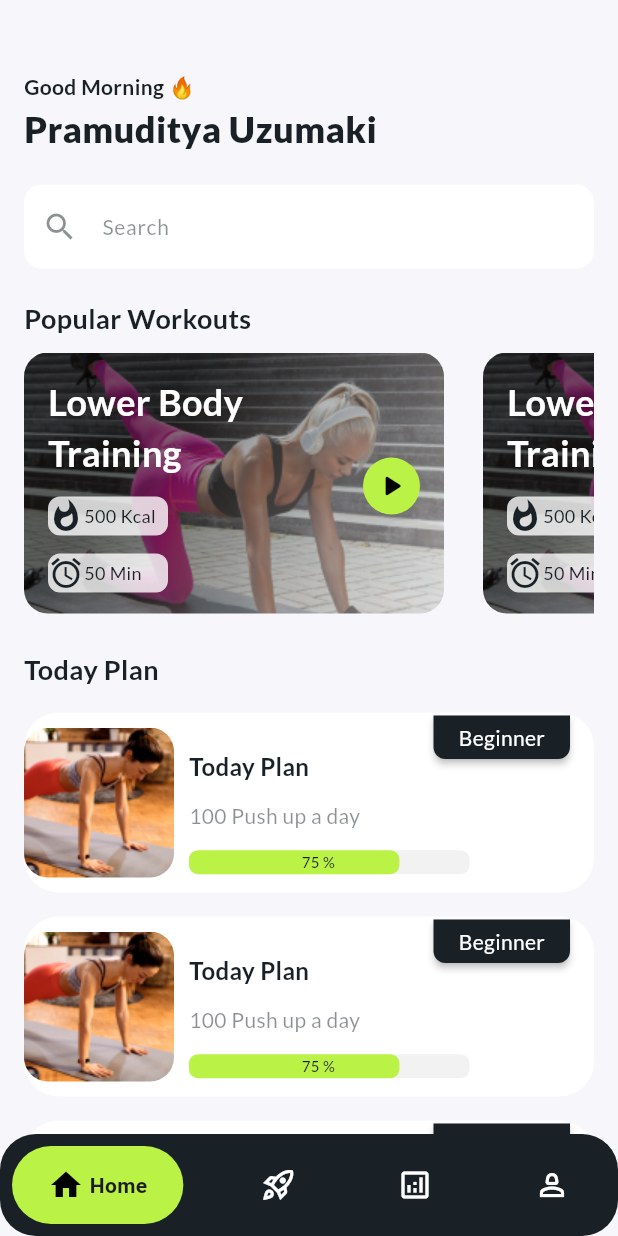
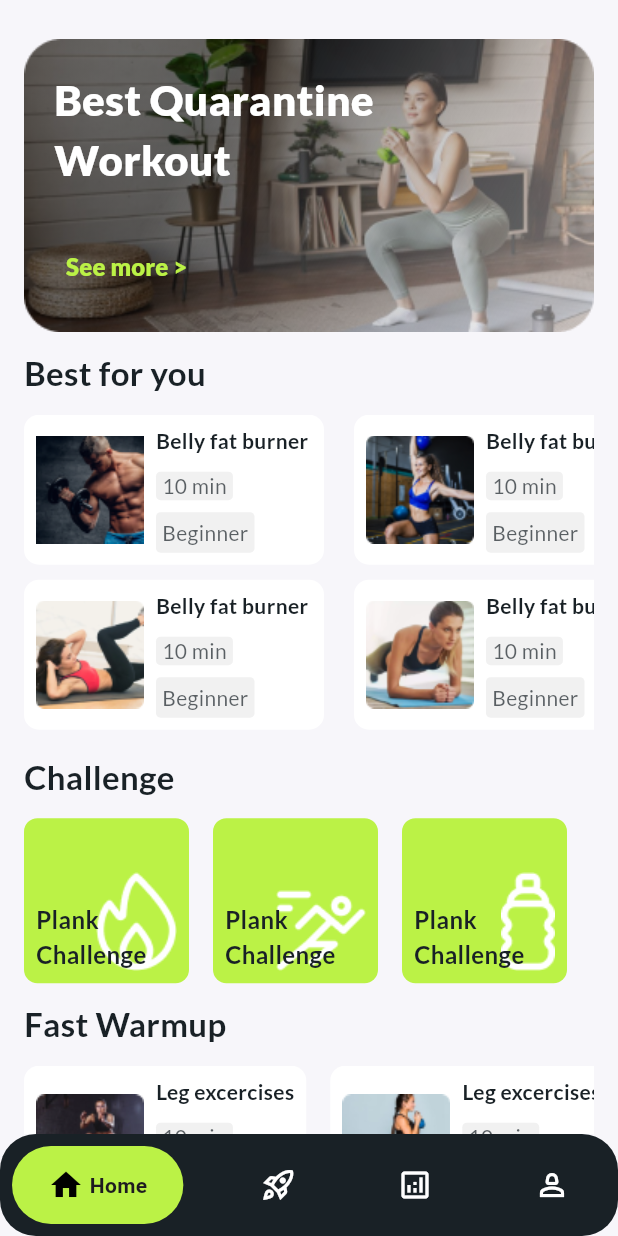
Before and after one commit to adityaandhale30/fitness_app, a Flutter app: the screen it shows after launch, on a phone screen of 412 x 824 dp. Run offline on Flutter 3.47's test engine with Material 3 defaults, Android fonts, the phone set to English and light mode, and no system bars; drawn by our look-alikes of badges, carousel_slider, google_nav_bar, percent_indicator; our stand-ins replace get, google_fonts.

Commit message:
Explore page completed

```diff
--- /dev/null
+++ b/lib/View/Explore/explore_screen.dart
@@ -0,0 +1,394 @@
+import 'package:carousel_slider/carousel_slider.dart';
+import 'package:flutter/material.dart';
+import 'package:google_fonts/google_fonts.dart';
+import 'package:google_nav_bar/google_nav_bar.dart';
+
+class ExploreScreen extends StatelessWidget {
+  const ExploreScreen({super.key});
+
+  @override
+  Widget build(BuildContext context) {
+    return Scaffold(
+      backgroundColor: const Color.fromRGBO(247, 246, 250, 1),
+      body: SingleChildScrollView(
+        child: Padding(
+          padding: const EdgeInsets.only(top: 26, left: 16, right: 16),
+          child: Column(
+            crossAxisAlignment: CrossAxisAlignment.start,
+            children: [
+              Container(),
+              CarouselSlider(
+                options: CarouselOptions(
+                  aspectRatio: 35 / 18,
+                  viewportFraction: 1,
+                  enlargeCenterPage: true,
+                ),
+                items: [1, 2].map((i) {
+                  return Container(
+                    decoration: BoxDecoration(
+                        color: Colors.transparent,
+                        borderRadius: BorderRadius.circular(24)),
+                    child: Stack(
+                      children: [
+                        SizedBox(
+                          height: 200,
+                          child: ShaderMask(
+                            //   blendMode: BlendMode.dst,
+                            shaderCallback: (bounds) {
+                              return const LinearGradient(
+                                stops: [0.3, 1],
+                                colors: [
+                                  Color.fromRGBO(115, 115, 115, 1),
+                                  Color.fromRGBO(255, 255, 255, 0.514),
+                                ],
+                                begin: Alignment.topLeft,
+                                end: Alignment.bottomRight,
+                              ).createShader(bounds);
+                            },
+                            child: Image.asset(
+                              "assets/images/explore_car1.png",
+                              fit: BoxFit.contain,
+                            ),
+                          ),
+                        ),
+                        Padding(
+                          padding: const EdgeInsets.all(20.0),
+                          child: Text(
+                            "Best Quarantine\nWorkout",
+                            style: GoogleFonts.lato(
+                              fontSize: 28,
+                              fontWeight: FontWeight.w800,
+                              color: Colors.white,
+                            ),
+                          ),
+                        ),
+                        Positioned(
+                          left: 16,
+                          bottom: 20,
+                          child: TextButton(
+                            onPressed: () {},
+                            child: Text(
+                              "See more > ",
+                              style: GoogleFonts.lato(
+                                  fontSize: 16,
+                                  fontWeight: FontWeight.w900,
+                                  color: const Color.fromRGBO(187, 242, 70, 1)),
+                            ),
+                          ),
+                        ),
+                      ],
+                    ),
+                  );
+                }).toList(),
+              ),
+              const SizedBox(
+                height: 12,
+              ),
+              Text(
+                "Best for you",
+                style: GoogleFonts.lato(
+                  fontSize: 22,
+                  fontWeight: FontWeight.w700,
+                  color: const Color.fromRGBO(25, 33, 38, 1),
+                ),
+              ),
+              const SizedBox(
+                height: 12,
+              ),
+              SizedBox(
+                height: 210,
+                width: double.maxFinite,
+                child: GridView.builder(
+                    itemCount: 5,
+                    scrollDirection: Axis.horizontal,
+                    gridDelegate:
+                        const SliverGridDelegateWithFixedCrossAxisCount(
+                            childAspectRatio: 0.5,
+                            crossAxisCount: 2,
+                            mainAxisSpacing: 20,
+                            crossAxisSpacing: 10),
+                    itemBuilder: (context, idx) {
+                      return Container(
+                        padding: const EdgeInsets.all(8),
+                        decoration: BoxDecoration(
+                          color: Colors.white,
+                          borderRadius: BorderRadius.circular(10),
+                        ),
+                        child: Row(
+                          children: [
+                            Container(
+                                height: 72,
+                                width: 72,
+                                decoration: BoxDecoration(
+                                  borderRadius: BorderRadius.circular(4),
+                                ),
+                                margin: const EdgeInsets.only(right: 8),
+                                child: Image.asset(
+                                  "assets/images/explore_grid$idx.png",
+                                  fit: BoxFit.fill,
+                                )),
+                            Column(
+                              crossAxisAlignment: CrossAxisAlignment.start,
+                              children: [
+                                Text(
+                                  "Belly fat burner",
+                                  style: GoogleFonts.lato(
+                                    fontSize: 14,
+                                    fontWeight: FontWeight.w700,
+                                    color: const Color.fromRGBO(25, 33, 38, 1),
+                                  ),
+                                ),
+                                const SizedBox(
+                                  height: 10,
+                                ),
+                                Flexible(
+                                  child: Container(
+                                    margin: const EdgeInsets.only(bottom: 8),
+                                    padding: const EdgeInsets.only(
+                                        left: 4, right: 4),
+                                    decoration: BoxDecoration(
+                                        borderRadius: BorderRadius.circular(3),
+                                        color: const Color.fromRGBO(
+                                            241, 241, 241, 1)),
+                                    child: Text(
+                                      "10 min",
+                                      style: GoogleFonts.lato(
+                                        fontSize: 14,
+                                        color: const Color.fromRGBO(
+                                            25, 33, 38, 0.7),
+                                      ),
+                                    ),
+                                  ),
+                                ),
+                                Flexible(
+                                    child: Container(
+                                  padding: const EdgeInsets.all(4),
+                                  decoration: BoxDecoration(
+                                      borderRadius: BorderRadius.circular(3),
+                                      color: const Color.fromRGBO(
+                                          241, 241, 241, 1)),
+                                  child: Text(
+                                    "Beginner",
+                                    style: GoogleFonts.lato(
+                                      fontSize: 14,
+                                      color:
+                                          const Color.fromRGBO(25, 33, 38, 0.7),
+                                    ),
+                                  ),
+                                )),
+                              ],
+                            ),
+                          ],
+                        ),
+                      );
+                    }),
+              ),
+              const SizedBox(
+                height: 16,
+              ),
+              Text(
+                "Challenge",
+                style: GoogleFonts.lato(
+                  fontSize: 22,
+                  fontWeight: FontWeight.w700,
+                  color: const Color.fromRGBO(25, 33, 38, 1),
+                ),
+              ),
+              const SizedBox(
+                height: 12,
+              ),
+              SizedBox(
+                height: 110,
+                child: ListView.builder(
+                    scrollDirection: Axis.horizontal,
+                    itemCount: 3,
+                    itemBuilder: (context, idx) {
+                      return Container(
+                        padding: const EdgeInsets.all(8),
+                        height: 110,
+                        width: 110,
+                        margin: const EdgeInsets.only(right: 16),
+                        decoration: BoxDecoration(
+                          borderRadius: BorderRadius.circular(9),
+                          color: const Color.fromRGBO(187, 242, 70, 1),
+                        ),
+                        child: Stack(
+                          alignment: Alignment.bottomRight,
+                          children: [
+                            Image.asset(
+                              "assets/images/explore_ch$idx.png",
+                              color: Colors.white,
+                            ),
+                            Positioned(
+                              left: 0,
+                              bottom: 0,
+                              child: Text(
+                                "Plank\nChallenge",
+                                style: GoogleFonts.lato(
+                                  fontSize: 16,
+                                  fontWeight: FontWeight.w600,
+                                  color: const Color.fromRGBO(25, 33, 38, 1),
+                                ),
+                              ),
+                            )
+                          ],
+                        ),
+                      );
+                    }),
+              ),
+              const SizedBox(
+                height: 12,
+              ),
+              Text(
+                "Fast Warmup",
+                style: GoogleFonts.lato(
+                  fontSize: 22,
+                  fontWeight: FontWeight.w700,
+                  color: const Color.fromRGBO(25, 33, 38, 1),
+                ),
+              ),
+              const SizedBox(
+                height: 12,
+              ),
+              SizedBox(
+                height: 110,
+                child: ListView.builder(
+                    scrollDirection: Axis.horizontal,
+                    itemCount: 2,
+                    itemBuilder: (context, idx) {
+                      return Container(
+                        padding: const EdgeInsets.all(8),
+                        margin: const EdgeInsets.only(right: 16),
+                        decoration: BoxDecoration(
+                          color: Colors.white,
+                          borderRadius: BorderRadius.circular(10),
+                        ),
+                        child: Row(
+                          children: [
+                            Container(
+                                height: 72,
+                                width: 72,
+                                decoration: BoxDecoration(
+                                  borderRadius: BorderRadius.circular(4),
+                                ),
+                                margin: const EdgeInsets.only(right: 8),
+                                child: Image.asset(
+                                  "assets/images/explore_wp$idx.png",
+                                  fit: BoxFit.cover,
+                                )),
+                            Column(
+                              crossAxisAlignment: CrossAxisAlignment.start,
+                              children: [
+                                Text(
+                                  "Leg excercises",
+                                  style: GoogleFonts.lato(
+                                    fontSize: 14,
+                                    fontWeight: FontWeight.w700,
+                                    color: const Color.fromRGBO(25, 33, 38, 1),
+                                  ),
+                                ),
+                                const SizedBox(
+                                  height: 10,
+                                ),
+                                Flexible(
+                                  child: Container(
+                                    margin: const EdgeInsets.only(bottom: 8),
+                                    padding: const EdgeInsets.only(
+                                        left: 4, right: 4),
+                                    decoration: BoxDecoration(
+                                        borderRadius: BorderRadius.circular(3),
+                                        color: const Color.fromRGBO(
+                                            241, 241, 241, 1)),
+                                    child: Text(
+                                      "10 min",
+                                      style: GoogleFonts.lato(
+                                        fontSize: 14,
+                                        color: const Color.fromRGBO(
+                                            25, 33, 38, 0.7),
+                                      ),
+                                    ),
+                                  ),
+                                ),
+                                Flexible(
+                                    child: Container(
+                                  padding: const EdgeInsets.all(4),
+                                  decoration: BoxDecoration(
+                                      borderRadius: BorderRadius.circular(3),
+                                      color: const Color.fromRGBO(
+                                          241, 241, 241, 1)),
+                                  child: Text(
+                                    "Beginner",
+                                    style: GoogleFonts.lato(
+                                      fontSize: 14,
+                                      color:
+                                          const Color.fromRGBO(25, 33, 38, 0.7),
+                                    ),
+                                  ),
+                                )),
+                              ],
+                            ),
+                          ],
+                        ),
+                      );
+                    }),
+              ),
+            ],
+          ),
+        ),
+      ),
+      bottomNavigationBar: ClipRRect(
+        borderRadius: BorderRadius.circular(24),
+        child: const GNav(
+          backgroundColor: Color.fromRGBO(25, 33, 38, 1),
+          curve: Curves.easeIn,
+          iconSize: 24,
+          tabs: [
+            GButton(
+              active: true,
+              text: " Home",
+              icon: Icons.home,
+              iconColor: Colors.white,
+              iconActiveColor: Colors.black,
+              backgroundColor: Color.fromRGBO(187, 242, 70, 1),
+              padding:
+                  EdgeInsets.only(top: 14, bottom: 14, left: 24, right: 24),
+              margin: EdgeInsets.all(8),
+            ),
+            GButton(
+              active: true,
+              text: " Explore",
+              icon: Icons.rocket_launch_outlined,
+              iconColor: Colors.white,
+              iconActiveColor: Colors.black,
+              backgroundColor: Color.fromRGBO(187, 242, 70, 1),
+              padding:
+                  EdgeInsets.only(top: 14, bottom: 14, left: 24, right: 24),
+            ),
+            GButton(
+              active: true,
+              text: " Analytics",
+              icon: Icons.analytics_outlined,
+              iconColor: Colors.white,
+              iconActiveColor: Colors.black,
+              backgroundColor: Color.fromRGBO(187, 242, 70, 1),
+              padding:
+                  EdgeInsets.only(top: 14, bottom: 14, left: 24, right: 24),
+              // margin: EdgeInsets.all(8),
+            ),
+            GButton(
+              active: true,
+              text: " Profile",
+              icon: Icons.person_2_outlined,
+              iconColor: Colors.white,
+              iconActiveColor: Colors.black,
+              backgroundColor: Color.fromRGBO(187, 242, 70, 1),
+              padding:
+                  EdgeInsets.only(top: 14, bottom: 14, left: 24, right: 24),
+              margin: EdgeInsets.only(right: 8),
+            ),
+          ],
+        ),
+      ),
+    );
+  }
+}
--- a/lib/main.dart
+++ b/lib/main.dart
@@ -1,4 +1,4 @@
-import 'package:fitness_app/View/Home/home_screen.dart';
+import 'package:fitness_app/View/Explore/explore_screen.dart';
 import 'package:flutter/material.dart';
 import 'package:get/get.dart';
 
@@ -13,7 +13,9 @@ class MainApp extends StatelessWidget {
   Widget build(BuildContext context) {
     return const GetMaterialApp(
       debugShowCheckedModeBanner: false,
-      home: HomeScreen(),
+      home: ExploreScreen(
+
+      ),
     );
   }
 }
--- a/pubspec.yaml
+++ b/pubspec.yaml
@@ -9,6 +9,7 @@ environment:
 dependencies:
   badges: ^3.1.2
   bottom_navy_bar: ^6.1.0
+  carousel_slider: ^5.0.0
   flutter:
     sdk: flutter
   get: ^4.6.6
```
Also changed, not shown: assets/images/explore_car1.png (added), assets/images/explore_ch0.png (added), assets/images/explore_ch1.png (added), assets/images/explore_ch2.png (added), assets/images/explore_grid0.png (added), assets/images/explore_grid1.png (added), assets/images/explore_grid2.png (added), assets/images/explore_grid3.png (added), assets/images/explore_grid4.png (added), assets/images/explore_wp0.png (added), assets/images/explore_wp1.png (added), pubspec.lock.
